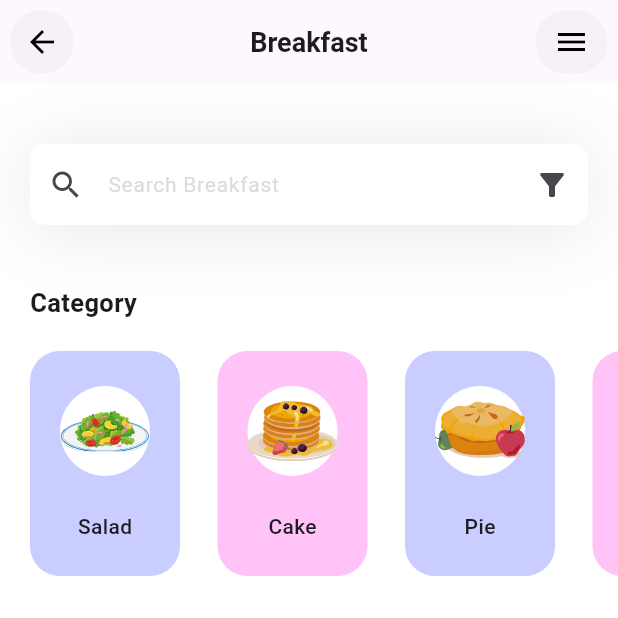
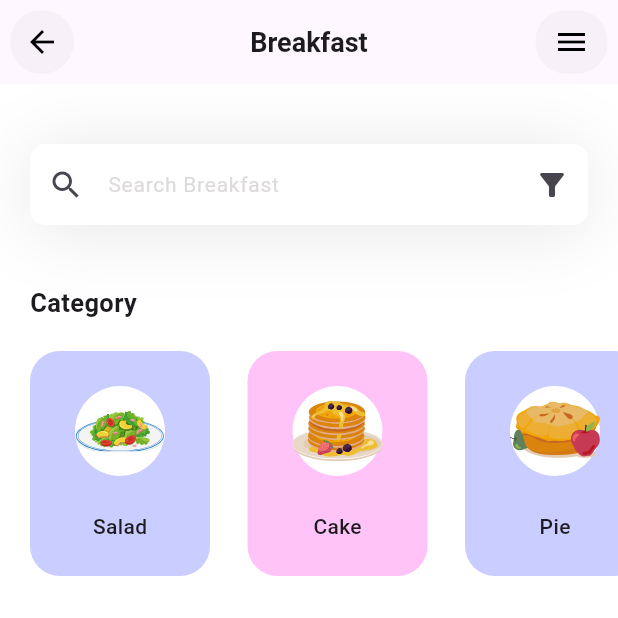
Before and after one commit to gedeastu/Fitness_App_Simple, a Flutter app: the screen it shows after launch, on a phone screen of 412 x 824 dp, the top half of it. Run offline on Flutter 3.47's test engine with Material 3 defaults, Android fonts, the phone set to English and light mode, and no system bars; our stand-ins replace flutter_svg; Roboto replaces fonts that are missing (Plus Jakarta Sans).

Commit message:
fixing width of category card

```diff
--- a/fitness/lib/pages/breakfast.dart
+++ b/fitness/lib/pages/breakfast.dart
@@ -38,6 +38,13 @@ class _BreakfastState extends State<Breakfast> {
             _searchField(),
             const SizedBox(height: 40.0,),
             _categoriesSection(),
+            const SizedBox(height: 40.0,),
+            Column(
+              crossAxisAlignment: CrossAxisAlignment.start,
+              children: [
+
+              ],
+            )
           ],
         ),
       ),
@@ -48,15 +55,15 @@ class _BreakfastState extends State<Breakfast> {
     return Column(
             crossAxisAlignment: CrossAxisAlignment.start,
             children: [
-              const Padding(
+            const Padding(
                 padding: EdgeInsets.only(left: 20,right: 20),
                 child: Column(
                   children: [
                     Text("Category",style: TextStyle(fontWeight: FontWeight.bold,fontSize: 17.0),)
                   ],
                 ),
-              ),
-              const SizedBox(height: 20.0,),
+            ),
+            const SizedBox(height: 20.0,),
             SizedBox(
             height: 150,
             child: ListView.separated(
@@ -65,7 +72,7 @@ class _BreakfastState extends State<Breakfast> {
               itemCount: categories.length,
               itemBuilder: (context, index) {
                 return Container(
-                  width: 100,
+                  width: 120,
                   height: 100,
                   decoration: BoxDecoration(
                    color:  categories[index].boxColor.withOpacity(0.4),
```
